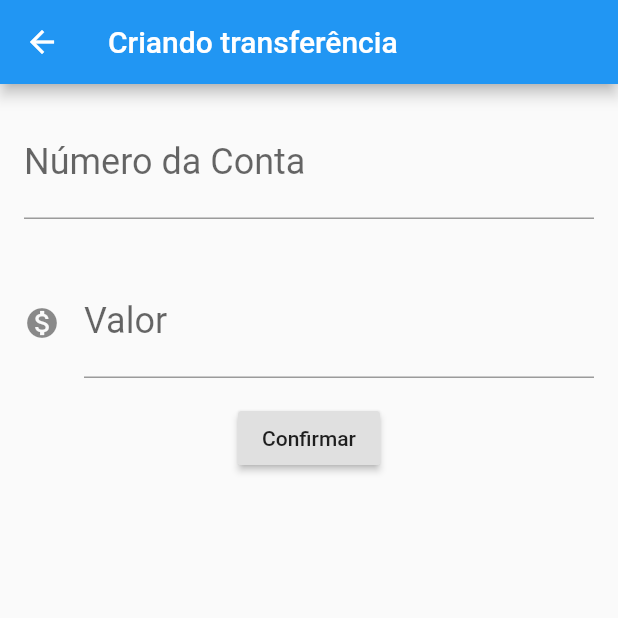
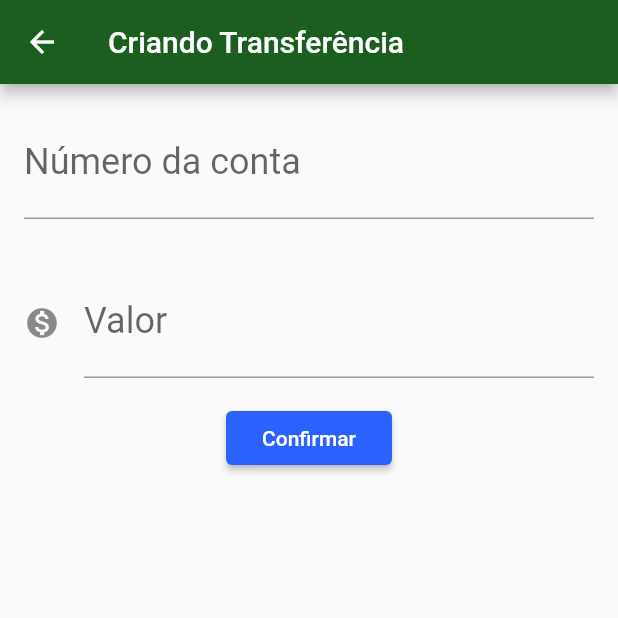
Before and after one commit to wallaceneto/Bytebank, a Flutter app: the screen it shows after launch, after a tap on the "add" icon, on a phone screen of 412 x 824 dp, the top half of it. Run offline on Flutter 3.47's test engine with Material 2 defaults, Android fonts, the phone set to English and light mode, and no system bars.

Commit message:
Implementacao das aulas do modulo 5 (final)

```diff
--- /dev/null
+++ b/lib/components/editor.dart
@@ -0,0 +1,32 @@
+import 'package:flutter/material.dart';
+
+class Editor extends StatelessWidget {
+  final TextEditingController controlador;
+  final String rotulo;
+  final String dica;
+  final IconData icone;
+
+  Editor({
+    this.controlador,
+    this.rotulo,
+    this.dica,
+    this.icone,
+  });
+
+  @override
+  Widget build(BuildContext context) {
+    return Padding(
+      padding: const EdgeInsets.all(16.0),
+      child: TextField(
+        controller: controlador,
+        style: TextStyle(fontSize: 24.0),
+        decoration: InputDecoration(
+          icon: icone != null ? Icon(icone) : null,
+          labelText: rotulo,
+          hintText: dica,
+        ),
+        keyboardType: TextInputType.number,
+      ),
+    );
+  }
+}
--- a/lib/main.dart
+++ b/lib/main.dart
@@ -1,3 +1,4 @@
+import 'package:bytebank2/screens/transferencia/lista.dart';
 import 'package:flutter/material.dart';
 
 void main() => runApp(BytebankApp());
@@ -6,143 +7,15 @@ class BytebankApp extends StatelessWidget {
   @override
   Widget build(BuildContext context) {
     return MaterialApp(
-      home: Scaffold(
-        body: ListaTransferencias(),
+      theme: ThemeData(
+        primaryColor: Colors.green[900],
+        accentColor: Colors.blueAccent[700],
+        buttonTheme: ButtonThemeData(
+          buttonColor: Colors.blueAccent[700],
+          textTheme: ButtonTextTheme.primary,
+        ),
       ),
+      home: ListaTransferencias(),
     );
   }
 }
-
-class FormularioTransferencia extends StatelessWidget {
-  final TextEditingController _controladorCampoNumeroConta =
-      TextEditingController();
-  final TextEditingController _controladorCampoValor = TextEditingController();
-
-  @override
-  Widget build(BuildContext context) {
-    return Scaffold(
-      appBar: AppBar(
-        title: Text('Criando transferência'),
-      ),
-      body: Column(
-        children: <Widget>[
-          Editor(
-            controlador: _controladorCampoNumeroConta,
-            rotulo: 'Número da Conta',
-            dica: '000',
-          ),
-          Editor(
-            controlador: _controladorCampoValor,
-            rotulo: 'Valor',
-            dica: '0.00',
-            icone: Icons.monetization_on,
-          ),
-          RaisedButton(
-            onPressed: () => _criaTransferencia(context),
-            child: Text('Confirmar'),
-          ),
-        ],
-      ),
-    );
-  }
-
-  void _criaTransferencia(BuildContext context) {
-    final int numeroConta = int.tryParse(_controladorCampoNumeroConta.text);
-    final double valor = double.tryParse(_controladorCampoValor.text);
-    if (numeroConta != null && valor != null) {
-      final transferenciaCriada = Transferencia(valor, numeroConta);
-      debugPrint('Criando transferência');
-      debugPrint('$transferenciaCriada');
-      Navigator.pop(context, transferenciaCriada);
-    }
-  }
-}
-
-class Editor extends StatelessWidget {
-  final TextEditingController controlador;
-  final String rotulo;
-  final String dica;
-  final IconData icone;
-
-  Editor({this.controlador, this.rotulo, this.dica, this.icone});
-
-  @override
-  Widget build(BuildContext context) {
-    return Padding(
-      padding: const EdgeInsets.all(16.0),
-      child: TextField(
-        controller: controlador,
-        style: TextStyle(fontSize: 24.0),
-        decoration: InputDecoration(
-          icon: icone != null ? Icon(icone) : null,
-          labelText: rotulo,
-          hintText: dica,
-        ),
-        keyboardType: TextInputType.number,
-      ),
-    );
-  }
-}
-
-class ListaTransferencias extends StatelessWidget {
-  final List<Transferencia> _transferencias = List();
-
-  @override
-  Widget build(BuildContext context) {
-    return Scaffold(
-      appBar: AppBar(
-        title: Text('Transferências'),
-      ),
-      body: ListView.builder(
-        itemCount: _transferencias.length,
-        itemBuilder: (context, indice) {
-          final transferencia = _transferencias[indice];
-          return ItemTransferencia(transferencia);
-        },
-      ),
-      floatingActionButton: FloatingActionButton(
-        child: Icon(Icons.add),
-        onPressed: () {
-          final Future<Transferencia> future =
-              Navigator.push(context, MaterialPageRoute(builder: (context) {
-            return FormularioTransferencia();
-          }));
-          future.then((transferenciaRecebida) {
-            debugPrint('chegou no then');
-            debugPrint('$transferenciaRecebida');
-            _transferencias.add(transferenciaRecebida);
-          });
-        },
-      ),
-    );
-  }
-}
-
-class ItemTransferencia extends StatelessWidget {
-  final Transferencia _transferencia;
-
-  ItemTransferencia(this._transferencia);
-
-  @override
-  Widget build(BuildContext context) {
-    return Card(
-      child: ListTile(
-        leading: Icon(Icons.monetization_on),
-        title: Text(_transferencia.valor.toString()),
-        subtitle: Text(_transferencia.numeroConta.toString()),
-      ),
-    );
-  }
-}
-
-class Transferencia {
-  final double valor;
-  final int numeroConta;
-
-  Transferencia(this.valor, this.numeroConta);
-
-  @override
-  String toString() {
-    return 'Transferencia{valor: $valor, numeroConta: $numeroConta}';
-  }
-}
--- /dev/null
+++ b/lib/models/transferencia.dart
@@ -0,0 +1,14 @@
+class Transferencia {
+  final double valor;
+  final int numeroConta;
+
+  Transferencia(
+    this.valor,
+    this.numeroConta,
+  );
+
+  @override
+  String toString() {
+    return 'Transferencia{valor: $valor, numeroConta: $numeroConta}';
+  }
+}
--- /dev/null
+++ b/lib/screens/transferencia/formulario.dart
@@ -0,0 +1,65 @@
+import 'package:bytebank2/components/editor.dart';
+import 'package:bytebank2/models/transferencia.dart';
+import 'package:flutter/material.dart';
+
+const _tituloAppBar = 'Criando Transferência';
+
+const _rotuloCampoValor = 'Valor';
+const _dicaCampoValor = '0.00';
+
+const _rotuloCampoNumeroConta = 'Número da conta';
+const _dicaCampoNumeroConta = '0000';
+
+const _textoBotaoConfirmar = 'Confirmar';
+
+class FormularioTransferencia extends StatefulWidget {
+  @override
+  State<StatefulWidget> createState() {
+    return FormularioTransferenciaState();
+  }
+}
+
+class FormularioTransferenciaState extends State<FormularioTransferencia> {
+  final TextEditingController _controladorCampoNumeroConta =
+      TextEditingController();
+  final TextEditingController _controladorCampoValor = TextEditingController();
+
+  @override
+  Widget build(BuildContext context) {
+    return Scaffold(
+      appBar: AppBar(
+        title: Text(_tituloAppBar),
+      ),
+      body: SingleChildScrollView(
+        child: Column(
+          children: <Widget>[
+            Editor(
+              controlador: _controladorCampoNumeroConta,
+              rotulo: _rotuloCampoNumeroConta,
+              dica: _dicaCampoNumeroConta,
+            ),
+            Editor(
+              controlador: _controladorCampoValor,
+              rotulo: _rotuloCampoValor,
+              dica: _dicaCampoValor,
+              icone: Icons.monetization_on,
+            ),
+            RaisedButton(
+              onPressed: () => _criaTransferencia(context),
+              child: Text(_textoBotaoConfirmar),
+            ),
+          ],
+        ),
+      ),
+    );
+  }
+
+  void _criaTransferencia(BuildContext context) {
+    final int numeroConta = int.tryParse(_controladorCampoNumeroConta.text);
+    final double valor = double.tryParse(_controladorCampoValor.text);
+    if (numeroConta != null && valor != null) {
+      final transferenciaCriada = Transferencia(valor, numeroConta);
+      Navigator.pop(context, transferenciaCriada);
+    }
+  }
+}
--- /dev/null
+++ b/lib/screens/transferencia/lista.dart
@@ -0,0 +1,68 @@
+import 'package:bytebank2/models/transferencia.dart';
+import 'package:flutter/material.dart';
+
+import 'formulario.dart';
+
+const _tituloAppBar = 'Transferências';
+
+class ListaTransferencias extends StatefulWidget {
+  final List<Transferencia> _transferencias = List();
+
+  @override
+  State<StatefulWidget> createState() {
+    return ListaTransferenciasState();
+  }
+}
+
+class ListaTransferenciasState extends State<ListaTransferencias> {
+  @override
+  Widget build(BuildContext context) {
+    return Scaffold(
+      appBar: AppBar(
+        title: Text(_tituloAppBar),
+      ),
+      body: ListView.builder(
+        itemCount: widget._transferencias.length,
+        itemBuilder: (context, indice) {
+          final transferencia = widget._transferencias[indice];
+          return ItemTransferencia(transferencia);
+        },
+      ),
+      floatingActionButton: FloatingActionButton(
+        child: Icon(Icons.add),
+        onPressed: () {
+          Navigator.push(context, MaterialPageRoute(builder: (context) {
+            return FormularioTransferencia();
+          })).then(
+            (transferenciaRecebida) => _atualiza(transferenciaRecebida),
+          );
+        },
+      ),
+    );
+  }
+
+  void _atualiza(Transferencia transferenciaRecebida) {
+    if (transferenciaRecebida != null) {
+      setState(() {
+        widget._transferencias.add(transferenciaRecebida);
+      });
+    }
+  }
+}
+
+class ItemTransferencia extends StatelessWidget {
+  final Transferencia _transferencia;
+
+  ItemTransferencia(this._transferencia);
+
+  @override
+  Widget build(BuildContext context) {
+    return Card(
+      child: ListTile(
+        leading: Icon(Icons.monetization_on),
+        title: Text(_transferencia.valor.toString()),
+        subtitle: Text(_transferencia.numeroConta.toString()),
+      ),
+    );
+  }
+}
```
Also changed, not shown: 1 other file.
